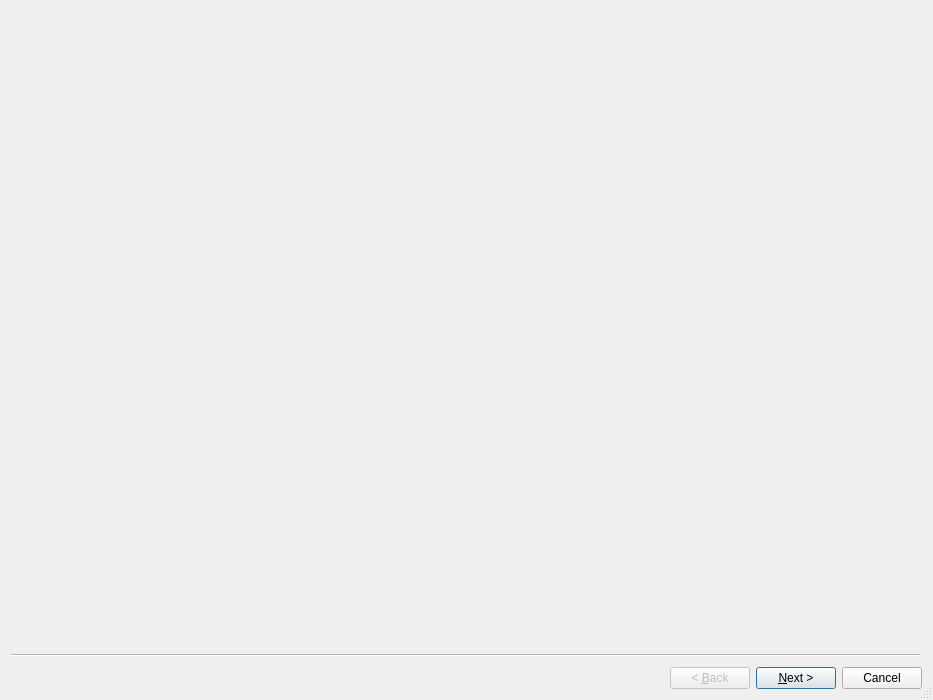
This is src/qt/forms/consolidateunspentwizard.ui in gridcoin-community/Gridcoin-Research as Qt 5 draws it before an edit. The edited form follows.
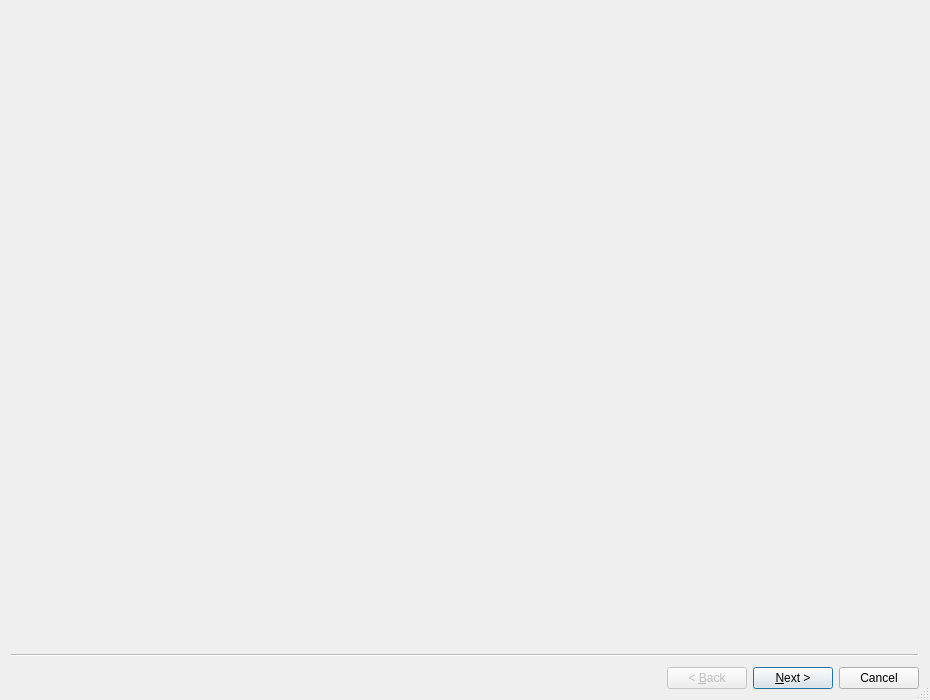
This is the edited form. Custom widgets are drawn as their Qt base class.

```diff
--- a/src/qt/forms/consolidateunspentwizard.ui
+++ b/src/qt/forms/consolidateunspentwizard.ui
@@ -6,7 +6,7 @@
    <rect>
     <x>0</x>
     <y>0</y>
-    <width>933</width>
+    <width>930</width>
     <height>700</height>
    </rect>
   </property>
```
